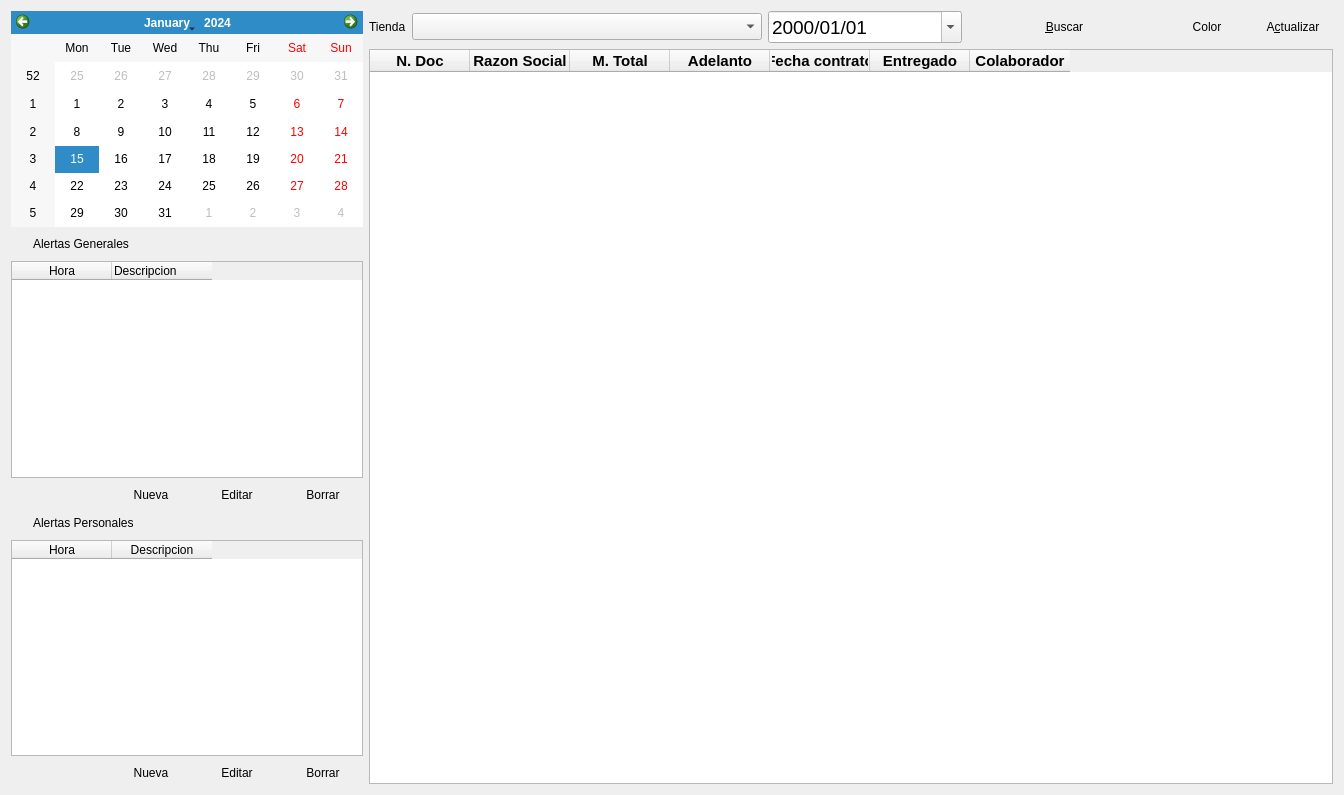
rodety/manager, file agenda/agenda_ui.ui: the form before one commit.
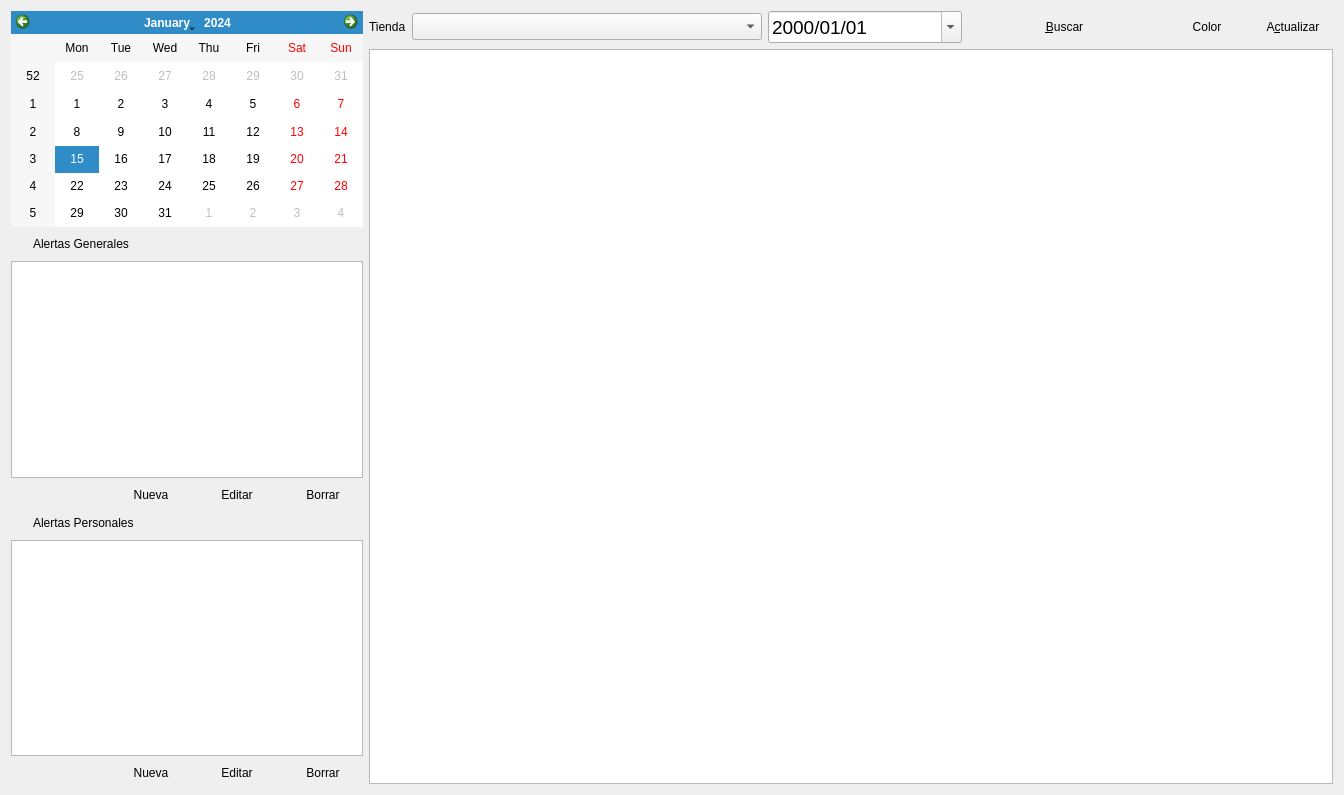
The form after the commit. Icons and pictures are not drawn.

Commit message: limpiando agenda

```diff
--- a/agenda/agenda_ui.ui
+++ b/agenda/agenda_ui.ui
@@ -139,42 +139,7 @@
         </layout>
        </item>
        <item>
-        <widget class="QTableWidget" name="tableWidget_Alert">
-         <property name="sizePolicy">
-          <sizepolicy hsizetype="Expanding" vsizetype="Expanding">
-           <horstretch>0</horstretch>
-           <verstretch>0</verstretch>
-          </sizepolicy>
-         </property>
-         <property name="minimumSize">
-          <size>
-           <width>0</width>
-           <height>0</height>
-          </size>
-         </property>
-         <property name="maximumSize">
-          <size>
-           <width>400</width>
-           <height>16777215</height>
-          </size>
-         </property>
-         <property name="wordWrap">
-          <bool>true</bool>
-         </property>
-         <column>
-          <property name="text">
-           <string>Hora</string>
-          </property>
-         </column>
-         <column>
-          <property name="text">
-           <string>Descripcion</string>
-          </property>
-          <property name="textAlignment">
-           <set>AlignLeft|AlignVCenter</set>
-          </property>
-         </column>
-        </widget>
+        <widget class="QTableView" name="tableView"/>
        </item>
        <item>
         <layout class="QHBoxLayout" name="horizontalLayout_3">
@@ -364,39 +329,7 @@
         </layout>
        </item>
        <item>
-        <widget class="QTableWidget" name="tableWidget_Alert_Personales">
-         <property name="sizePolicy">
-          <sizepolicy hsizetype="Expanding" vsizetype="Expanding">
-           <horstretch>0</horstretch>
-           <verstretch>0</verstretch>
-          </sizepolicy>
-         </property>
-         <property name="minimumSize">
-          <size>
-           <width>0</width>
-           <height>0</height>
-          </size>
-         </property>
-         <property name="maximumSize">
-          <size>
-           <width>400</width>
-           <height>16777215</height>
-          </size>
-         </property>
-         <property name="wordWrap">
-          <bool>true</bool>
-         </property>
-         <column>
-          <property name="text">
-           <string>Hora</string>
-          </property>
-         </column>
-         <column>
-          <property name="text">
-           <string>Descripcion</string>
-          </property>
-         </column>
-        </widget>
+        <widget class="QTableView" name="tableView_2"/>
        </item>
        <item>
         <layout class="QHBoxLayout" name="horizontalLayout_4">
@@ -668,62 +601,7 @@
         </layout>
        </item>
        <item>
-        <widget class="QTableWidget" name="tablaView_Agend">
-         <property name="font">
-          <font>
-           <pointsize>11</pointsize>
-           <weight>75</weight>
-           <bold>true</bold>
-          </font>
-         </property>
-         <property name="frameShape">
-          <enum>QFrame::StyledPanel</enum>
-         </property>
-         <property name="frameShadow">
-          <enum>QFrame::Plain</enum>
-         </property>
-         <property name="midLineWidth">
-          <number>1</number>
-         </property>
-         <property name="sortingEnabled">
-          <bool>true</bool>
-         </property>
-         <column>
-          <property name="text">
-           <string>N. Doc</string>
-          </property>
-         </column>
-         <column>
-          <property name="text">
-           <string>Razon Social</string>
-          </property>
-         </column>
-         <column>
-          <property name="text">
-           <string>M. Total</string>
-          </property>
-         </column>
-         <column>
-          <property name="text">
-           <string>Adelanto</string>
-          </property>
-         </column>
-         <column>
-          <property name="text">
-           <string>Fecha contrato</string>
-          </property>
-         </column>
-         <column>
-          <property name="text">
-           <string>Entregado</string>
-          </property>
-         </column>
-         <column>
-          <property name="text">
-           <string>Colaborador</string>
-          </property>
-         </column>
-        </widget>
+        <widget class="QTableView" name="tableView_3"/>
        </item>
       </layout>
      </item>
```
Left out of the diff: 3 changed lines with no effect on the pictures. The commit also changes 3 other files.
